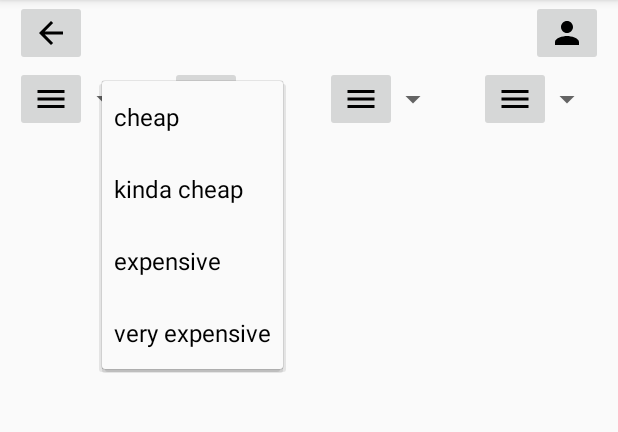
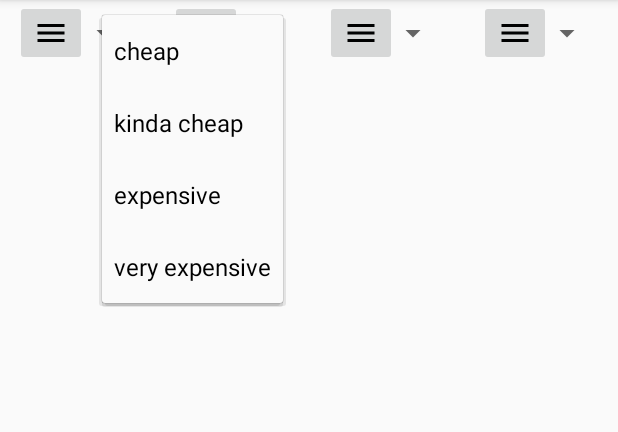
Before and after one commit to jessiekc/SimpleFood, an Android app: the FilterActivity screen opened directly, with no data from a screen before it, after a tap on an icon or button, on a phone screen of 412 x 824 dp, the part 84-516 px from its top. Run offline under Robolectric (Android 15) with nearby library versions, the phone set to English and light mode, and no system bars; libraries missing offline, so code that uses them is left out: com.jmedeisis.draglinearlayout; plain views replace DragLinearLayout; 8 statements that could not run were skipped.

Commit message:
removed navigation bar from filters layout

```diff
--- a/app/src/main/res/layout/activity_filters.xml
+++ b/app/src/main/res/layout/activity_filters.xml
@@ -5,26 +5,6 @@
     android:layout_height="match_parent"
     android:orientation="vertical"
     tools:context=".FilterActivity">
-
-    <RelativeLayout
-        android:layout_width="match_parent"
-        android:layout_height="wrap_content"
-        android:layout_marginStart="10dp">
-        <ImageButton
-            android:id="@+id/BackButton"
-            android:layout_width="wrap_content"
-            android:layout_height="wrap_content"
-            android:src="@drawable/ic_arrow_back_black_24dp"
-            android:contentDescription="@string/app_name"/>
-        <ImageButton
-            android:id="@+id/ProfileButton"
-            android:layout_width="wrap_content"
-            android:layout_height="wrap_content"
-            android:layout_marginEnd="10dp"
-            android:layout_alignParentEnd="true"
-            android:src="@drawable/ic_person_black_24dp"
-            android:contentDescription="@string/app_name"/>
-    </RelativeLayout>
 
     <com.jmedeisis.draglinearlayout.DragLinearLayout
         android:id="@+id/filtersContainer"
```
